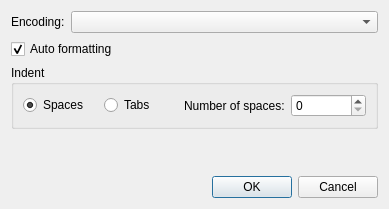
Qt form forms/documentpropertiesdialog.ui (elemc/XMLer) before a commit.
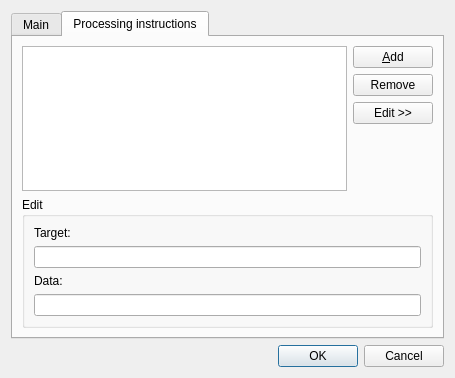
The same form after that commit. The open tabs and pages were chosen to show the change.

Commit message: Make parses for processing instructions

Patch:
```diff
--- a/forms/documentpropertiesdialog.ui
+++ b/forms/documentpropertiesdialog.ui
@@ -9,8 +9,8 @@
    <rect>
     <x>0</x>
     <y>0</y>
-    <width>389</width>
-    <height>209</height>
+    <width>455</width>
+    <height>378</height>
    </rect>
   </property>
   <property name="windowTitle">
@@ -18,6 +18,16 @@
   </property>
   <layout class="QVBoxLayout" name="verticalLayout_2">
    <item>
+    <widget class="QTabWidget" name="tabWidget">
+     <property name="currentIndex">
+      <number>0</number>
+     </property>
+     <widget class="QWidget" name="tabMain">
+      <attribute name="title">
+       <string>Main</string>
+      </attribute>
+      <layout class="QVBoxLayout" name="verticalLayout_3">
+       <item>
     <layout class="QHBoxLayout" name="horizontalLayout_2">
      <item>
       <widget class="QLabel" name="labelEncoding">
@@ -106,6 +116,113 @@
      </property>
     </spacer>
    </item>
+      </layout>
+     </widget>
+     <widget class="QWidget" name="tabPI">
+      <attribute name="title">
+       <string>Processing instructions</string>
+      </attribute>
+      <layout class="QVBoxLayout" name="verticalLayout_6">
+       <item>
+        <layout class="QHBoxLayout" name="horizontalLayout_3">
+         <item>
+          <widget class="QListView" name="listViewPI"/>
+         </item>
+         <item>
+          <layout class="QVBoxLayout" name="verticalLayout_4">
+           <item>
+            <widget class="QPushButton" name="pushButtonPIAdd">
+             <property name="text">
+              <string>&amp;Add</string>
+             </property>
+             <attribute name="buttonGroup">
+              <string notr="true">buttonGroupPIACtion</string>
+             </attribute>
+            </widget>
+           </item>
+           <item>
+            <widget class="QPushButton" name="pushButtonPIRemove">
+             <property name="text">
+              <string>Remove</string>
+             </property>
+             <attribute name="buttonGroup">
+              <string notr="true">buttonGroupPIACtion</string>
+             </attribute>
+            </widget>
+           </item>
+           <item>
+            <widget class="QPushButton" name="pushButtonPIEditToggle">
+             <property name="text">
+              <string>Edit &gt;&gt;</string>
+             </property>
+             <property name="checkable">
+              <bool>true</bool>
+             </property>
+            </widget>
+           </item>
+           <item>
+            <spacer name="verticalSpacer_3">
+             <property name="orientation">
+              <enum>Qt::Vertical</enum>
+             </property>
+             <property name="sizeHint" stdset="0">
+              <size>
+               <width>20</width>
+               <height>40</height>
+              </size>
+             </property>
+            </spacer>
+           </item>
+          </layout>
+         </item>
+        </layout>
+       </item>
+       <item>
+        <widget class="QGroupBox" name="groupBoxPIEdit">
+         <property name="title">
+          <string>Edit</string>
+         </property>
+         <layout class="QVBoxLayout" name="verticalLayout_5">
+          <item>
+           <widget class="QLabel" name="labelPITarget">
+            <property name="text">
+             <string>Target:</string>
+            </property>
+           </widget>
+          </item>
+          <item>
+           <widget class="QLineEdit" name="lineEditPITarget"/>
+          </item>
+          <item>
+           <widget class="QLabel" name="labelPIData">
+            <property name="text">
+             <string>Data:</string>
+            </property>
+           </widget>
+          </item>
+          <item>
+           <widget class="QLineEdit" name="lineEditPIData"/>
+          </item>
+          <item>
+           <spacer name="verticalSpacer_2">
+            <property name="orientation">
+             <enum>Qt::Vertical</enum>
+            </property>
+            <property name="sizeHint" stdset="0">
+             <size>
+              <width>20</width>
+              <height>40</height>
+             </size>
+            </property>
+           </spacer>
+          </item>
+         </layout>
+        </widget>
+       </item>
+      </layout>
+     </widget>
+    </widget>
+   </item>
    <item>
     <widget class="QDialogButtonBox" name="buttonBox">
      <property name="orientation">
```
Left out of the diff: 43 changed lines with no effect on the pictures. Lines whose indentation alone changed are shown as unchanged. The commit also changes 6 other files.
